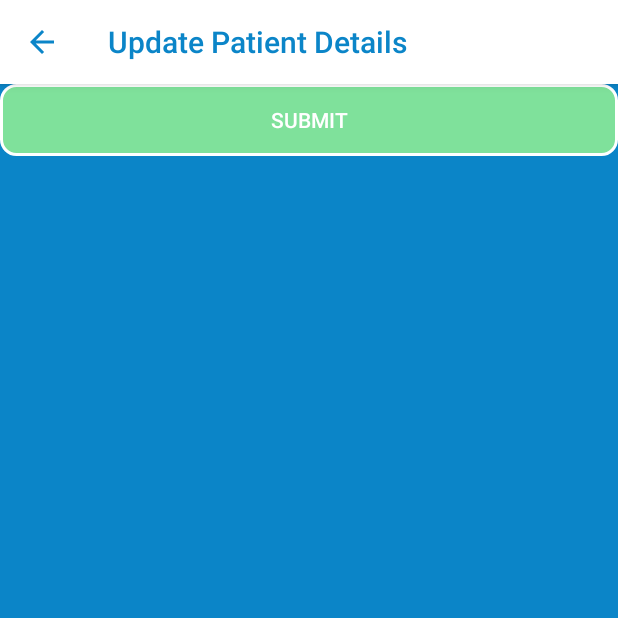
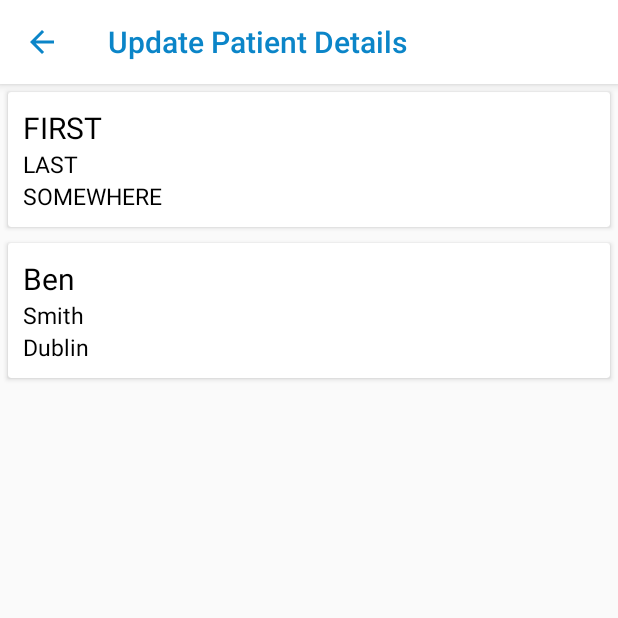
Before and after one commit to 4gp2/trocaire, an Android app: the Update_patient_details screen opened directly, with no data from a screen before it, on a phone screen of 412 x 824 dp, the top half of it. Run offline under Robolectric (Android 15) with nearby library versions, the light colour scheme and no system bars.

Commit message:
displaying all patient records for updates

```diff
--- a/frontend_app/app/build.gradle
+++ b/frontend_app/app/build.gradle
@@ -35,4 +35,6 @@ dependencies {
     implementation "androidx.recyclerview:recyclerview:1.1.0"
     // For control over item selection of both touch and mouse driven selection
     implementation "androidx.recyclerview:recyclerview-selection:1.1.0-rc01"
+    implementation 'androidx.recyclerview:recyclerview:1.0.0'
+    implementation "androidx.cardview:cardview:1.0.0"
 }
--- /dev/null
+++ b/frontend_app/app/src/main/java/com/example/trocaire_disease_outbreak_manager/CustomAdapter.java
@@ -0,0 +1,80 @@
+package com.example.trocaire_disease_outbreak_manager;
+
+import android.content.Context;
+import android.content.Intent;
+import android.view.LayoutInflater;
+import android.view.View;
+
+import android.view.ViewGroup;
+import android.widget.TextView;
+import android.widget.Toast;
+
+import java.util.ArrayList;
+
+import androidx.recyclerview.widget.RecyclerView;
+
+
+public class CustomAdapter extends RecyclerView.Adapter<CustomAdapter.MyViewHolder> {
+
+    ArrayList<String> firstNames;
+    ArrayList<String> lastNames;
+    ArrayList<String> villages;
+    Context context;
+
+    public CustomAdapter(Context context, ArrayList<String> firstNames, ArrayList<String> lastNames, ArrayList<String> villages) {
+        this.context = context;
+        this.firstNames = firstNames;
+        this.lastNames = lastNames;
+        this.villages = villages;
+    }
+
+    @Override
+    public MyViewHolder onCreateViewHolder(ViewGroup parent, int viewType) {
+        // infalte the item Layout
+        View v = LayoutInflater.from(parent.getContext()).inflate(R.layout.rowlayout, parent, false);
+        MyViewHolder vh = new MyViewHolder(v); // pass the view to View Holder
+        return vh;
+    }
+
+    @Override
+    public void onBindViewHolder(MyViewHolder holder, final int position) {
+        // set the data in items
+        holder.firstName.setText(firstNames.get(position));
+        holder.lastName.setText(lastNames.get(position));
+        holder.village.setText(villages.get(position));
+        // implement setOnClickListener event on item view.
+        holder.itemView.setOnClickListener(new View.OnClickListener() {
+            @Override
+            public void onClick(View view) {
+                // display a toast with person name on item click
+                Toast.makeText(context, firstNames.get(position), Toast.LENGTH_SHORT).show();
+
+
+
+                Intent con = new Intent(context, Symptoms_input.class);
+                view.getContext().startActivity(con);
+            }
+        });
+
+    }
+
+
+    @Override
+    public int getItemCount() {
+        return firstNames.size();
+    }
+
+    public class MyViewHolder extends RecyclerView.ViewHolder {
+        TextView firstName, lastName, village;// init the item view's
+
+        public MyViewHolder(View itemView) {
+            super(itemView);
+
+            // get the reference of item view's
+            firstName = (TextView) itemView.findViewById(R.id.firstname);
+            lastName = (TextView) itemView.findViewById(R.id.lastname);
+            village = (TextView) itemView.findViewById(R.id.village);
+
+        }
+    }
+}
--- a/frontend_app/app/src/main/java/com/example/trocaire_disease_outbreak_manager/Update_patient_details.java
+++ b/frontend_app/app/src/main/java/com/example/trocaire_disease_outbreak_manager/Update_patient_details.java
@@ -8,15 +8,58 @@ import android.text.Html;
 import android.view.View;
 import android.widget.Button;
 
+import org.json.JSONArray;
+import org.json.JSONException;
+import org.json.JSONObject;
+
+import java.io.IOException;
+import java.io.InputStream;
+import java.util.ArrayList;
+
 import androidx.appcompat.app.ActionBar;
 import androidx.appcompat.app.AppCompatActivity;
+import androidx.recyclerview.widget.LinearLayoutManager;
+import androidx.recyclerview.widget.RecyclerView;
 
 public class Update_patient_details extends AppCompatActivity implements View.OnClickListener {
+
+
+    ArrayList<String> firstNames = new ArrayList<>();
+    ArrayList<String> lastNames = new ArrayList<>();
+    ArrayList<String> villages = new ArrayList<>();
 
     @Override
     public void onCreate(Bundle savedInstanceState) {
         super.onCreate(savedInstanceState);
         setContentView(R.layout.update_patient_details);
+
+        // get the reference of RecyclerView
+        RecyclerView recyclerView = (RecyclerView) findViewById(R.id.recyclerView);
+        // set a LinearLayoutManager with default vertical orientation
+        LinearLayoutManager linearLayoutManager = new LinearLayoutManager(getApplicationContext());
+        recyclerView.setLayoutManager(linearLayoutManager);
+
+        try {
+            // get JSONObject from JSON file
+            JSONObject obj = new JSONObject(loadJSONFromAsset());
+            // fetch JSONArray named patients
+            JSONArray userArray = obj.getJSONArray("patients");
+            // implement for loop for getting patients list data
+            for (int i = 0; i < userArray.length(); i++) {
+                // create a JSONObject for fetching single patient data
+                JSONObject userDetail = userArray.getJSONObject(i);
+                // fetch and store it in arraylist
+                firstNames.add(userDetail.getString("firstName"));
+                lastNames.add(userDetail.getString("lastName"));
+                villages.add(userDetail.getString("village"));
+            }
+        } catch (JSONException e) {
+            e.printStackTrace();
+        }
+
+        //  call the constructor of CustomAdapter to send the reference and data to Adapter
+        CustomAdapter customAdapter = new CustomAdapter(this, firstNames, lastNames, villages);
+        recyclerView.setAdapter(customAdapter); // set the Adapter to RecyclerView
 
         ActionBar bar = getSupportActionBar();
         assert bar != null;
@@ -25,8 +68,25 @@ public class Update_patient_details extends AppCompatActivity implements View.On
         bar.setDisplayHomeAsUpEnabled(true);
         bar.setHomeAsUpIndicator(R.drawable.ic_arrow_back_black_24dp);
 
-        Button next = findViewById(R.id.buttonupdatedetails);
-        next.setOnClickListener(this);
+//        Button next = findViewById(R.id.buttonupdatedetails);
+//        next.setOnClickListener(this);
+
+    }
+
+    public String loadJSONFromAsset() {
+        String json = null;
+        try {
+            InputStream is = getAssets().open("sample.json");
+            int size = is.available();
+            byte[] buffer = new byte[size];
+            is.read(buffer);
+            is.close();
+            json = new String(buffer, "UTF-8");
+        } catch (IOException ex) {
+            ex.printStackTrace();
+            return null;
+        }
+        return json;
     }
 
     @Override
--- /dev/null
+++ b/frontend_app/app/src/main/res/layout/rowlayout.xml
@@ -0,0 +1,50 @@
+<?xml version="1.0" encoding="utf-8"?>
+
+<androidx.cardview.widget.CardView xmlns:android="http://schemas.android.com/apk/res/android"
+    xmlns:card_view="http://schemas.android.com/apk/res-auto"
+    xmlns:tools="http://schemas.android.com/tools"
+    android:id="@+id/card_view"
+    android:layout_width="match_parent"
+    android:layout_margin="5dp"
+    android:layout_height="wrap_content">
+
+    <LinearLayout
+        android:layout_width="match_parent"
+        android:layout_height="wrap_content"
+        android:orientation="vertical"
+        android:padding="10dp">
+        <!--
+        items for a single row of RecyclerView
+        -->
+<!--        <Button-->
+<!--            android:id="@+id/btn_selectPatient"-->
+<!--            android:layout_width="wrap_content"-->
+<!--            android:layout_height="wrap_content">-->
+
+            <TextView
+                android:id="@+id/firstname"
+                android:layout_width="wrap_content"
+                android:layout_height="wrap_content"
+                android:text="First Name"
+                android:textColor="#000"
+                android:textSize="20sp" />
+
+            <TextView
+                android:id="@+id/lastname"
+                android:layout_width="wrap_content"
+                android:layout_height="wrap_content"
+                android:text="Last Name"
+                android:textColor="#000"
+                android:textSize="15sp" />
+
+            <TextView
+                android:id="@+id/village"
+                android:layout_width="wrap_content"
+                android:layout_height="wrap_content"
+                android:text="village"
+                android:textColor="#000"
+                android:textSize="15sp" />
+<!--        </Button>-->
+
+    </LinearLayout>
+</androidx.cardview.widget.CardView>
--- a/frontend_app/app/src/main/res/layout/update_patient_details.xml
+++ b/frontend_app/app/src/main/res/layout/update_patient_details.xml
@@ -1,14 +1,12 @@
 <?xml version="1.0" encoding="utf-8"?>
-<LinearLayout xmlns:android="http://schemas.android.com/apk/res/android"
-    android:orientation="vertical" android:layout_width="match_parent"
+<RelativeLayout xmlns:android="http://schemas.android.com/apk/res/android"
+    xmlns:tools="http://schemas.android.com/tools"
+    android:layout_width="match_parent"
     android:layout_height="match_parent"
-    android:background="#0B85C8">
+    >
 
-    <Button
-        android:id="@+id/buttonupdatedetails"
-        android:textColor="#ffffff"
-        style="@style/button_style"
+    <androidx.recyclerview.widget.RecyclerView
+        android:id="@+id/recyclerView"
         android:layout_width="match_parent"
-        android:layout_height="wrap_content"
-        android:text="Submit" />
-</LinearLayout>
+        android:layout_height="match_parent" />
+</RelativeLayout>
```
Also changed, not shown: frontend_app/app/src/main/assets/sample.json (added, +180 -0 lines), frontend_app/app/src/main/java/com/example/trocaire_disease_outbreak_manager/Pain_level.java (+28 -1 lines), frontend_app/app/src/main/res/layout/pain_level.xml (+6 -6 lines).
